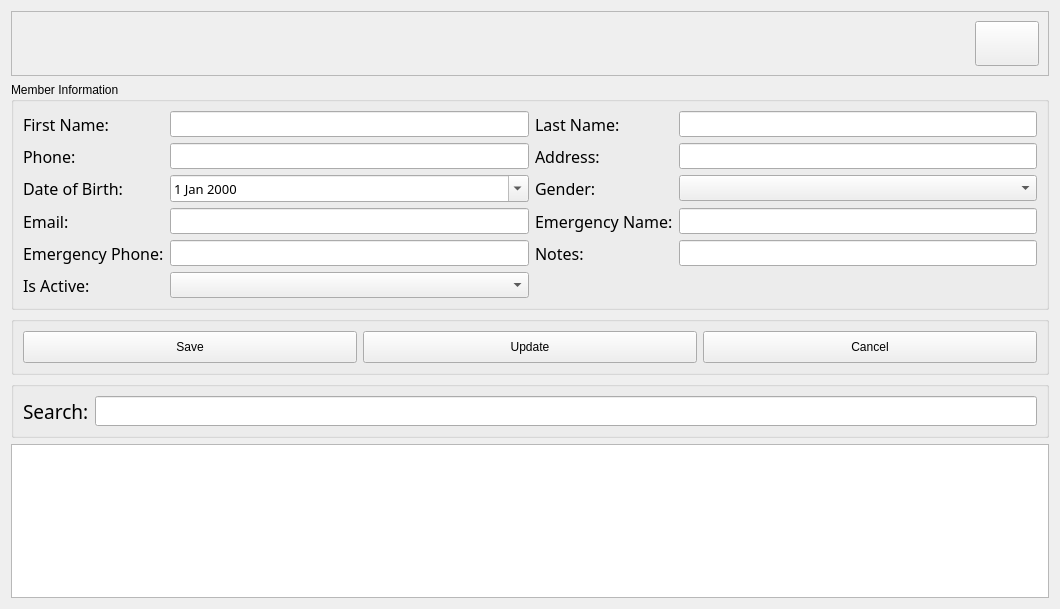
joeescarcega8879/PyQt6-Gym-Management-System, file src/views/ui/member_view.ui: the form before one commit.
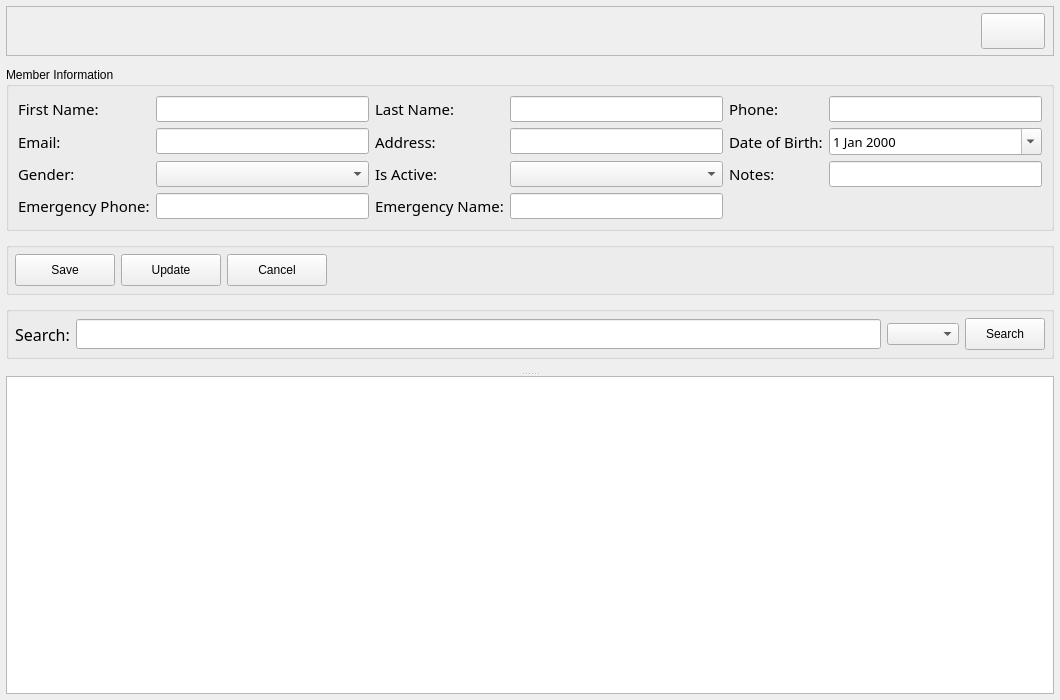
The form after the commit. Icons and pictures are not drawn.

Commit message: Complete Members module: wire cancel/search, add show_error, fix clear_form, UUID table storage

What changed in the file:
```diff
--- a/src/views/ui/member_view.ui
+++ b/src/views/ui/member_view.ui
@@ -7,446 +7,47 @@
     <x>0</x>
     <y>0</y>
     <width>1060</width>
-    <height>609</height>
+    <height>700</height>
    </rect>
   </property>
   <property name="windowTitle">
    <string>Form</string>
   </property>
-  <layout class="QGridLayout" name="gridLayout_3">
-   <item row="4" column="0">
-    <widget class="QTableWidget" name="table_members">
-     <property name="sizePolicy">
-      <sizepolicy hsizetype="Expanding" vsizetype="Expanding">
-       <horstretch>0</horstretch>
-       <verstretch>0</verstretch>
-      </sizepolicy>
-     </property>
-     <property name="minimumSize">
-      <size>
-       <width>0</width>
-       <height>0</height>
-      </size>
-     </property>
-    </widget>
-   </item>
-   <item row="2" column="0">
-    <widget class="QGroupBox" name="groupBox_2">
-     <property name="sizePolicy">
-      <sizepolicy hsizetype="Preferred" vsizetype="Fixed">
-       <horstretch>0</horstretch>
-       <verstretch>0</verstretch>
-      </sizepolicy>
-     </property>
-     <property name="minimumSize">
-      <size>
-       <width>0</width>
-       <height>0</height>
-      </size>
-     </property>
-     <property name="styleSheet">
-      <string notr="true"/>
-     </property>
-     <property name="title">
-      <string/>
-     </property>
-     <layout class="QGridLayout" name="gridLayout_2">
-      <item row="0" column="0">
-       <widget class="QPushButton" name="btn_save">
-        <property name="sizePolicy">
-         <sizepolicy hsizetype="Minimum" vsizetype="Expanding">
-          <horstretch>0</horstretch>
-          <verstretch>0</verstretch>
-         </sizepolicy>
-        </property>
-        <property name="minimumSize">
-         <size>
-          <width>0</width>
-          <height>32</height>
-         </size>
-        </property>
-        <property name="text">
-         <string>Save</string>
-        </property>
-       </widget>
-      </item>
-      <item row="0" column="2">
-       <widget class="QPushButton" name="btn_cancel">
-        <property name="sizePolicy">
-         <sizepolicy hsizetype="Minimum" vsizetype="Expanding">
-          <horstretch>0</horstretch>
-          <verstretch>0</verstretch>
-         </sizepolicy>
-        </property>
-        <property name="minimumSize">
-         <size>
-          <width>0</width>
-          <height>32</height>
-         </size>
-        </property>
-        <property name="text">
-         <string>Cancel</string>
-        </property>
-       </widget>
-      </item>
-      <item row="0" column="1">
-       <widget class="QPushButton" name="btn_update">
-        <property name="sizePolicy">
-         <sizepolicy hsizetype="Minimum" vsizetype="Expanding">
-          <horstretch>0</horstretch>
-          <verstretch>0</verstretch>
-         </sizepolicy>
-        </property>
-        <property name="minimumSize">
-         <size>
-          <width>0</width>
-          <height>32</height>
-         </size>
-        </property>
-        <property name="text">
-         <string>Update</string>
-        </property>
-       </widget>
-      </item>
-     </layout>
-    </widget>
-   </item>
-   <item row="3" column="0">
-    <widget class="QGroupBox" name="groupBox_3">
-     <property name="sizePolicy">
-      <sizepolicy hsizetype="Preferred" vsizetype="Preferred">
-       <horstretch>0</horstretch>
-       <verstretch>0</verstretch>
-      </sizepolicy>
-     </property>
-     <property name="minimumSize">
-      <size>
-       <width>0</width>
-       <height>0</height>
-      </size>
-     </property>
-     <property name="styleSheet">
-      <string notr="true"/>
-     </property>
-     <property name="title">
-      <string/>
-     </property>
-     <layout class="QGridLayout" name="gridLayout_4">
-      <item row="0" column="0">
-       <widget class="QLabel" name="label_11">
-        <property name="font">
-         <font>
-          <family>Century Gothic</family>
-          <pointsize>14</pointsize>
-         </font>
-        </property>
-        <property name="text">
-         <string>Search:</string>
-        </property>
-       </widget>
-      </item>
-      <item row="0" column="1">
-       <widget class="QLineEdit" name="input_search">
-        <property name="sizePolicy">
-         <sizepolicy hsizetype="Expanding" vsizetype="Fixed">
-          <horstretch>0</horstretch>
-          <verstretch>0</verstretch>
-         </sizepolicy>
-        </property>
-        <property name="font">
-         <font>
-          <family>Century Gothic</family>
-          <pointsize>11</pointsize>
-         </font>
-        </property>
-       </widget>
-      </item>
-     </layout>
-    </widget>
-   </item>
-   <item row="1" column="0">
-    <widget class="QGroupBox" name="groupBox">
-     <property name="sizePolicy">
-      <sizepolicy hsizetype="Preferred" vsizetype="Fixed">
-       <horstretch>0</horstretch>
-       <verstretch>0</verstretch>
-      </sizepolicy>
-     </property>
-     <property name="title">
-      <string>Member Information</string>
-     </property>
-     <layout class="QGridLayout" name="gridLayout">
-      <item row="6" column="3">
-       <widget class="QLabel" name="label_10">
-        <property name="font">
-         <font>
-          <family>Century Gothic</family>
-          <pointsize>12</pointsize>
-         </font>
-        </property>
-        <property name="text">
-         <string>Notes:</string>
-        </property>
-       </widget>
-      </item>
-      <item row="1" column="2">
-       <widget class="QLineEdit" name="input_phone">
-        <property name="font">
-         <font>
-          <family>Century Gothic</family>
-          <pointsize>10</pointsize>
-         </font>
-        </property>
-       </widget>
-      </item>
-      <item row="6" column="0">
-       <widget class="QLabel" name="label_9">
-        <property name="font">
-         <font>
-          <family>Century Gothic</family>
-          <pointsize>12</pointsize>
-         </font>
-        </property>
-        <property name="text">
-         <string>Emergency Phone:</string>
-        </property>
-       </widget>
-      </item>
-      <item row="1" column="0">
-       <widget class="QLabel" name="label_4">
-        <property name="font">
-         <font>
-          <family>Century Gothic</family>
-          <pointsize>12</pointsize>
-         </font>
-        </property>
-        <property name="text">
-         <string>Phone:</string>
-        </property>
-       </widget>
-      </item>
-      <item row="0" column="3">
-       <widget class="QLabel" name="label_2">
-        <property name="font">
-         <font>
-          <family>Century Gothic</family>
-          <pointsize>12</pointsize>
-         </font>
-        </property>
-        <property name="text">
-         <string>Last Name:</string>
-        </property>
-       </widget>
-      </item>
-      <item row="3" column="2">
-       <widget class="QDateEdit" name="date_birthday">
-        <property name="font">
-         <font>
-          <family>Century Gothic</family>
-          <pointsize>10</pointsize>
-         </font>
-        </property>
-        <property name="calendarPopup">
-         <bool>true</bool>
-        </property>
-       </widget>
-      </item>
-      <item row="3" column="3">
-       <widget class="QLabel" name="label_6">
-        <property name="sizePolicy">
-         <sizepolicy hsizetype="Preferred" vsizetype="Fixed">
-          <horstretch>0</horstretch>
-          <verstretch>0</verstretch>
-         </sizepolicy>
-        </property>
-        <property name="font">
-         <font>
-          <family>Century Gothic</family>
-          <pointsize>12</pointsize>
-         </font>
-        </property>
-        <property name="text">
-         <string>Gender:</string>
-        </property>
-       </widget>
-      </item>
-      <item row="5" column="3">
-       <widget class="QLabel" name="label_8">
-        <property name="font">
-         <font>
-          <family>Century Gothic</family>
-          <pointsize>12</pointsize>
-         </font>
-        </property>
-        <property name="text">
-         <string>Emergency Name:</string>
-        </property>
-       </widget>
-      </item>
-      <item row="1" column="3">
-       <widget class="QLabel" name="label_7">
-        <property name="font">
-         <font>
-          <family>Century Gothic</family>
-          <pointsize>12</pointsize>
-         </font>
-        </property>
-        <property name="text">
-         <string>Address:</string>
-        </property>
-       </widget>
-      </item>
-      <item row="6" column="2">
-       <widget class="QLineEdit" name="input_emergency_phone">
-        <property name="font">
-         <font>
-          <family>Century Gothic</family>
-          <pointsize>10</pointsize>
-         </font>
-        </property>
-       </widget>
-      </item>
-      <item row="0" column="0">
-       <widget class="QLabel" name="label">
-        <property name="font">
-         <font>
-          <family>Century Gothic</family>
-          <pointsize>12</pointsize>
-         </font>
-        </property>
-        <property name="text">
-         <string>First Name:</string>
-        </property>
-       </widget>
-      </item>
-      <item row="5" column="2">
-       <widget class="QLineEdit" name="input_email">
-        <property name="font">
-         <font>
-          <family>Century Gothic</family>
-          <pointsize>10</pointsize>
-         </font>
-        </property>
-       </widget>
-      </item>
-      <item row="5" column="0">
-       <widget class="QLabel" name="label_3">
-        <property name="font">
-         <font>
-          <family>Century Gothic</family>
-          <pointsize>12</pointsize>
-         </font>
-        </property>
-        <property name="text">
-         <string>Email:</string>
-        </property>
-       </widget>
-      </item>
-      <item row="0" column="2">
-       <widget class="QLineEdit" name="input_first_name">
-        <property name="font">
-         <font>
-          <family>Century Gothic</family>
-          <pointsize>10</pointsize>
-         </font>
-        </property>
-       </widget>
-      </item>
-      <item row="3" column="0">
-       <widget class="QLabel" name="label_5">
-        <property name="font">
-         <font>
-          <family>Century Gothic</family>
-          <pointsize>12</pointsize>
-         </font>
-        </property>
-        <property name="text">
-         <string>Date of Birth:</string>
-        </property>
-       </widget>
-      </item>
-      <item row="6" column="4">
-       <widget class="QLineEdit" name="input_notes">
-        <property name="font">
-         <font>
-          <family>Century Gothic</family>
-          <pointsize>10</pointsize>
-         </font>
-        </property>
-       </widget>
-      </item>
-      <item row="5" column="4">
-       <widget class="QLineEdit" name="input_emergency_name">
-        <property name="font">
-         <font>
-          <family>Century Gothic</family>
-          <pointsize>10</pointsize>
-         </font>
-        </property>
-       </widget>
-      </item>
-      <item row="3" column="4">
-       <widget class="QComboBox" name="cbo_gender">
-        <property name="font">
-         <font>
-          <family>Century Gothic</family>
-          <pointsize>10</pointsize>
-         </font>
-        </property>
-       </widget>
-      </item>
-      <item row="1" column="4">
-       <widget class="QLineEdit" name="input_address">
-        <property name="font">
-         <font>
-          <family>Century Gothic</family>
-          <pointsize>10</pointsize>
-         </font>
-        </property>
-       </widget>
-      </item>
-      <item row="0" column="4">
-       <widget class="QLineEdit" name="input_last_name">
-        <property name="font">
-         <font>
-          <family>Century Gothic</family>
-          <pointsize>10</pointsize>
-         </font>
-        </property>
-       </widget>
-      </item>
-      <item row="7" column="0">
-       <widget class="QLabel" name="label_12">
-        <property name="font">
-         <font>
-          <family>Century Gothic</family>
-          <pointsize>12</pointsize>
-         </font>
-        </property>
-        <property name="text">
-         <string>Is Active:</string>
-        </property>
-       </widget>
-      </item>
-      <item row="7" column="2">
-       <widget class="QComboBox" name="cbo_is_active">
-        <property name="font">
-         <font>
-          <family>Century Gothic</family>
-          <pointsize>10</pointsize>
-         </font>
-        </property>
-       </widget>
-      </item>
-     </layout>
-    </widget>
-   </item>
-   <item row="0" column="0">
+  <layout class="QVBoxLayout" name="verticalLayout_main">
+   <property name="spacing">
+    <number>0</number>
+   </property>
+   <property name="leftMargin">
+    <number>6</number>
+   </property>
+   <property name="topMargin">
+    <number>6</number>
+   </property>
+   <property name="rightMargin">
+    <number>6</number>
+   </property>
+   <property name="bottomMargin">
+    <number>6</number>
+   </property>
+   <item>
+    <!-- Top bar: user info + close button -->
     <widget class="QFrame" name="bar_information">
+     <property name="sizePolicy">
+      <sizepolicy hsizetype="Preferred" vsizetype="Fixed">
+       <horstretch>0</horstretch>
+       <verstretch>0</verstretch>
+      </sizepolicy>
+     </property>
      <property name="minimumSize">
       <size>
        <width>0</width>
-       <height>0</height>
+       <height>50</height>
+      </size>
+     </property>
+     <property name="maximumSize">
+      <size>
+       <width>16777215</width>
+       <height>50</height>
       </size>
      </property>
      <property name="frameShape">
@@ -455,14 +56,20 @@
      <property name="frameShadow">
       <enum>QFrame::Raised</enum>
      </property>
-     <layout class="QGridLayout" name="gridLayout_5">
+     <layout class="QHBoxLayout" name="horizontalLayout_bar">
+      <property name="leftMargin">
+       <number>8</number>
+      </property>
+      <property name="topMargin">
+       <number>4</number>
+      </property>
+      <property name="rightMargin">
+       <number>8</number>
+      </property>
       <property name="bottomMargin">
-       <number>9</number>
+       <number>4</number>
       </property>
-      <property name="horizontalSpacing">
-       <number>6</number>
-      </property>
-      <item row="0" column="0">
+      <item>
        <widget class="QLabel" name="label_user_name">
         <property name="font">
          <font>
@@ -478,7 +85,7 @@
         </property>
        </widget>
       </item>
-      <item row="0" column="1">
+      <item>
        <widget class="QLabel" name="label_user_role">
         <property name="font">
          <font>
@@ -491,18 +98,31 @@
         </property>
        </widget>
       </item>
-      <item row="0" column="2">
+      <item>
+       <spacer name="horizontalSpacer_bar">
+        <property name="orientation">
+         <enum>Qt::Horizontal</enum>
+        </property>
+        <property name="sizeHint" stdset="0">
+         <size>
+          <width>40</width>
+          <height>20</height>
+         </size>
+        </property>
+       </spacer>
+      </item>
+      <item>
        <widget class="QPushButton" name="btn_close">
         <property name="minimumSize">
          <size>
           <width>64</width>
-          <height>45</height>
+          <height>36</height>
          </size>
         </property>
         <property name="maximumSize">
          <size>
           <width>64</width>
-          <height>45</height>
+          <height>36</height>
          </size>
         </property>
         <property name="text">
@@ -523,6 +143,366 @@
      </layout>
     </widget>
    </item>
+   <item>
+    <!-- Splitter: form on top, table on bottom -->
+    <widget class="QSplitter" name="splitter_main">
+     <property name="sizePolicy">
+      <sizepolicy hsizetype="Expanding" vsizetype="Expanding">
+       <horstretch>0</horstretch>
+       <verstretch>0</verstretch>
+      </sizepolicy>
+     </property>
+     <property name="orientation">
+      <enum>Qt::Vertical</enum>
+     </property>
+     <property name="childrenCollapsible">
+      <bool>false</bool>
+     </property>
+     <!-- Top pane: form fields + buttons + search -->
+     <widget class="QWidget" name="widget_top_pane">
+      <property name="sizePolicy">
+       <sizepolicy hsizetype="Preferred" vsizetype="Preferred">
+        <horstretch>0</horstretch>
+        <verstretch>2</verstretch>
+       </sizepolicy>
+      </property>
+      <layout class="QVBoxLayout" name="verticalLayout_top">
+       <property name="spacing">
+        <number>4</number>
+       </property>
+       <property name="leftMargin">
+        <number>0</number>
+       </property>
+       <property name="topMargin">
+        <number>4</number>
+       </property>
+       <property name="rightMargin">
+        <number>0</number>
+       </property>
+       <property name="bottomMargin">
+        <number>4</number>
+       </property>
+       <item>
+        <!-- Form fields -->
+        <widget class="QGroupBox" name="groupBox">
+         <property name="sizePolicy">
+          <sizepolicy hsizetype="Preferred" vsizetype="Fixed">
+           <horstretch>0</horstretch>
+           <verstretch>0</verstretch>
+          </sizepolicy>
+         </property>
+         <property name="title">
+          <string>Member Information</string>
+         </property>
+         <layout class="QGridLayout" name="gridLayout">
+          <property name="verticalSpacing">
+           <number>6</number>
+          </property>
+          <item row="0" column="0">
+           <widget class="QLabel" name="label">
+            <property name="font">
+             <font><family>Century Gothic</family><pointsize>11</pointsize></font>
+            </property>
+            <property name="text"><string>First Name:</string></property>
+           </widget>
+          </item>
+          <item row="0" column="1">
+           <widget class="QLineEdit" name="input_first_name">
+            <property name="font">
+             <font><family>Century Gothic</family><pointsize>10</pointsize></font>
+            </property>
+           </widget>
+          </item>
+          <item row="0" column="2">
+           <widget class="QLabel" name="label_2">
+            <property name="font">
+             <font><family>Century Gothic</family><pointsize>11</pointsize></font>
+            </property>
+            <property name="text"><string>Last Name:</string></property>
+           </widget>
+          </item>
+          <item row="0" column="3">
+           <widget class="QLineEdit" name="input_last_name">
+            <property name="font">
+             <font><family>Century Gothic</family><pointsize>10</pointsize></font>
+            </property>
+           </widget>
+          </item>
+          <item row="0" column="4">
+           <widget class="QLabel" name="label_4">
+            <property name="font">
+             <font><family>Century Gothic</family><pointsize>11</pointsize></font>
+            </property>
+            <property name="text"><string>Phone:</string></property>
+           </widget>
+          </item>
+          <item row="0" column="5">
+           <widget class="QLineEdit" name="input_phone">
+            <property name="font">
+             <font><family>Century Gothic</family><pointsize>10</pointsize></font>
+            </property>
+           </widget>
+          </item>
+          <item row="1" column="0">
+           <widget class="QLabel" name="label_3">
+            <property name="font">
+             <font><family>Century Gothic</family><pointsize>11</pointsize></font>
+            </property>
+            <property name="text"><string>Email:</string></property>
+           </widget>
+          </item>
+          <item row="1" column="1">
+           <widget class="QLineEdit" name="input_email">
+            <property name="font">
+             <font><family>Century Gothic</family><pointsize>10</pointsize></font>
+            </property>
+           </widget>
+          </item>
+          <item row="1" column="2">
+           <widget class="QLabel" name="label_7">
+            <property name="font">
+             <font><family>Century Gothic</family><pointsize>11</pointsize></font>
+            </property>
+            <property name="text"><string>Address:</string></property>
+           </widget>
+          </item>
+          <item row="1" column="3">
+           <widget class="QLineEdit" name="input_address">
+            <property name="font">
+             <font><family>Century Gothic</family><pointsize>10</pointsize></font>
+            </property>
+           </widget>
+          </item>
+          <item row="1" column="4">
+           <widget class="QLabel" name="label_5">
+            <property name="font">
+             <font><family>Century Gothic</family><pointsize>11</pointsize></font>
+            </property>
+            <property name="text"><string>Date of Birth:</string></property>
+           </widget>
+          </item>
+          <item row="1" column="5">
+           <widget class="QDateEdit" name="date_birthday">
+            <property name="font">
+             <font><family>Century Gothic</family><pointsize>10</pointsize></font>
+            </property>
+            <property name="calendarPopup">
+             <bool>true</bool>
+            </property>
+           </widget>
+          </item>
+          <item row="2" column="0">
+           <widget class="QLabel" name="label_6">
+            <property name="font">
+             <font><family>Century Gothic</family><pointsize>11</pointsize></font>
+            </property>
+            <property name="text"><string>Gender:</string></property>
+           </widget>
+          </item>
+          <item row="2" column="1">
+           <widget class="QComboBox" name="cbo_gender">
+            <property name="font">
+             <font><family>Century Gothic</family><pointsize>10</pointsize></font>
+            </property>
+           </widget>
+          </item>
+          <item row="2" column="2">
+           <widget class="QLabel" name="label_12">
+            <property name="font">
+             <font><family>Century Gothic</family><pointsize>11</pointsize></font>
+            </property>
+            <property name="text"><string>Is Active:</string></property>
+           </widget>
+          </item>
+          <item row="2" column="3">
+           <widget class="QComboBox" name="cbo_is_active">
+            <property name="font">
+             <font><family>Century Gothic</family><pointsize>10</pointsize></font>
+            </property>
+           </widget>
+          </item>
+          <item row="2" column="4">
+           <widget class="QLabel" name="label_10">
+            <property name="font">
+             <font><family>Century Gothic</family><pointsize>11</pointsize></font>
+            </property>
+            <property name="text"><string>Notes:</string></property>
+           </widget>
+          </item>
+          <item row="2" column="5">
+           <widget class="QLineEdit" name="input_notes">
+            <property name="font">
+             <font><family>Century Gothic</family><pointsize>10</pointsize></font>
+            </property>
+           </widget>
+          </item>
+          <item row="3" column="0">
+           <widget class="QLabel" name="label_9">
+            <property name="font">
+             <font><family>Century Gothic</family><pointsize>11</pointsize></font>
+            </property>
+            <property name="text"><string>Emergency Phone:</string></property>
+           </widget>
+          </item>
+          <item row="3" column="1">
+           <widget class="QLineEdit" name="input_emergency_phone">
+            <property name="font">
+             <font><family>Century Gothic</family><pointsize>10</pointsize></font>
+            </property>
+           </widget>
+          </item>
+          <item row="3" column="2">
+           <widget class="QLabel" name="label_8">
+            <property name="font">
+             <font><family>Century Gothic</family><pointsize>11</pointsize></font>
+            </property>
+            <property name="text"><string>Emergency Name:</string></property>
+           </widget>
+          </item>
+          <item row="3" column="3">
+           <widget class="QLineEdit" name="input_emergency_name">
+            <property name="font">
+             <font><family>Century Gothic</family><pointsize>10</pointsize></font>
+            </property>
+           </widget>
+          </item>
+         </layout>
+        </widget>
+       </item>
+       <item>
+        <!-- Action buttons -->
+        <widget class="QGroupBox" name="groupBox_2">
+         <property name="sizePolicy">
+          <sizepolicy hsizetype="Preferred" vsizetype="Fixed">
+           <horstretch>0</horstretch>
+           <verstretch>0</verstretch>
+          </sizepolicy>
+         </property>
+         <property name="title"><string/></property>
+         <layout class="QHBoxLayout" name="horizontalLayout_buttons">
+          <property name="leftMargin"><number>6</number></property>
+          <property name="topMargin"><number>6</number></property>
+          <property name="rightMargin"><number>6</number></property>
+          <property name="bottomMargin"><number>6</number></property>
+          <item>
+           <widget class="QPushButton" name="btn_save">
+            <property name="minimumSize">
+             <size><width>100</width><height>32</height></size>
+            </property>
+            <property name="text"><string>Save</string></property>
+           </widget>
+          </item>
+          <item>
+           <widget class="QPushButton" name="btn_update">
+            <property name="minimumSize">
+             <size><width>100</width><height>32</height></size>
+            </property>
+            <property name="text"><string>Update</string></property>
+           </widget>
+          </item>
+          <item>
+           <widget class="QPushButton" name="btn_cancel">
+            <property name="minimumSize">
+             <size><width>100</width><height>32</height></size>
+            </property>
+            <property name="text"><string>Cancel</string></property>
+           </widget>
+          </item>
+          <item>
+           <spacer name="horizontalSpacer_buttons">
+            <property name="orientation">
+             <enum>Qt::Horizontal</enum>
+            </property>
+            <property name="sizeHint" stdset="0">
+             <size><width>40</width><height>20</height></size>
+            </property>
+           </spacer>
+          </item>
+         </layout>
+        </widget>
+       </item>
+       <item>
+        <!-- Search bar -->
+        <widget class="QGroupBox" name="groupBox_3">
+         <property name="sizePolicy">
+          <sizepolicy hsizetype="Preferred" vsizetype="Fixed">
+           <horstretch>0</horstretch>
+           <verstretch>0</verstretch>
+          </sizepolicy>
+         </property>
+         <property name="title"><string/></property>
+         <layout class="QHBoxLayout" name="horizontalLayout_search">
+          <property name="leftMargin"><number>6</number></property>
+          <property name="topMargin"><number>6</number></property>
+          <property name="rightMargin"><number>6</number></property>
+          <property name="bottomMargin"><number>6</number></property>
+          <item>
+           <widget class="QLabel" name="label_11">
+            <property name="font">
+             <font><family>Century Gothic</family><pointsize>12</pointsize></font>
+            </property>
+            <property name="text"><string>Search:</string></property>
+           </widget>
+          </item>
+          <item>
+           <widget class="QLineEdit" name="input_search">
+            <property name="sizePolicy">
+             <sizepolicy hsizetype="Expanding" vsizetype="Fixed">
+              <horstretch>0</horstretch>
+              <verstretch>0</verstretch>
+             </sizepolicy>
+            </property>
+            <property name="font">
+             <font><family>Century Gothic</family><pointsize>11</pointsize></font>
+            </property>
+           </widget>
+          </item>
+          <item>
+           <widget class="QComboBox" name="cbo_search_options">
+            <property name="sizePolicy">
+             <sizepolicy hsizetype="Fixed" vsizetype="Fixed">
+              <horstretch>0</horstretch>
+              <verstretch>0</verstretch>
+             </sizepolicy>
+            </property>
+           </widget>
+          </item>
+          <item>
+           <widget class="QPushButton" name="btn_search">
+            <property name="sizePolicy">
+             <sizepolicy hsizetype="Fixed" vsizetype="Fixed">
+              <horstretch>0</horstretch>
+              <verstretch>0</verstretch>
+             </sizepolicy>
+            </property>
+            <property name="minimumSize">
+             <size><width>80</width><height>32</height></size>
+            </property>
+            <property name="text"><string>Search</string></property>
+           </widget>
+          </item>
+         </layout>
+        </widget>
+       </item>
+      </layout>
+     </widget>
+     <!-- Bottom pane: table -->
+     <widget class="QTableWidget" name="table_members">
+      <property name="sizePolicy">
+       <sizepolicy hsizetype="Expanding" vsizetype="Expanding">
+        <horstretch>0</horstretch>
+        <verstretch>3</verstretch>
+       </sizepolicy>
+      </property>
+      <property name="minimumSize">
+       <size>
+        <width>0</width>
+        <height>120</height>
+       </size>
+      </property>
+     </widget>
+    </widget>
+   </item>
   </layout>
  </widget>
  <tabstops>
```
Left out of the diff: 10 changed lines with no effect on the pictures. The commit also changes 5 other files.
